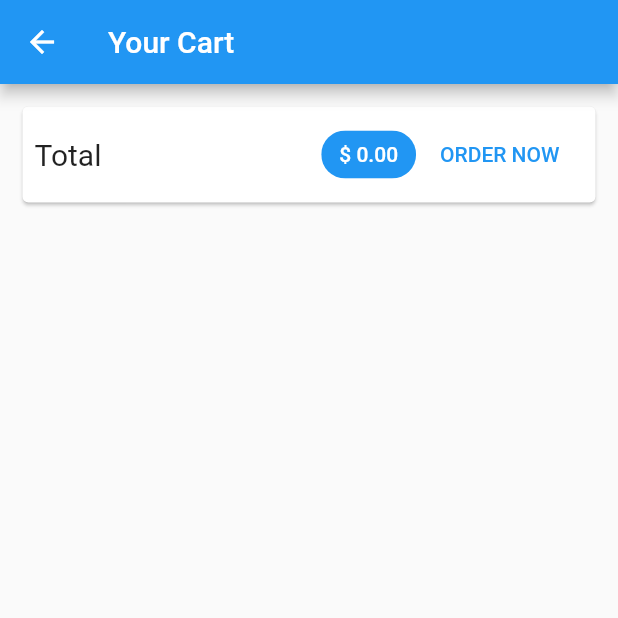
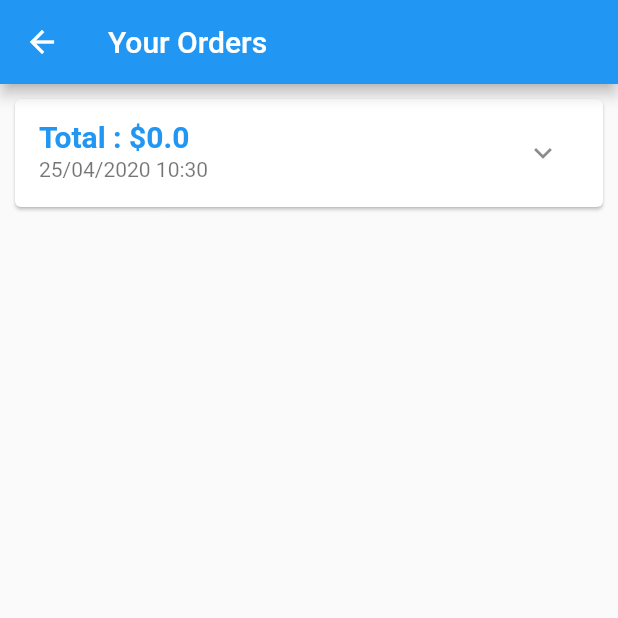
Before and after one commit to Aman208/Shopping-Cart-Flutter, a Flutter app: the CartScreen screen opened by its route, after a tap on "ORDER NOW", on a phone screen of 412 x 824 dp, the top half of it. Run offline on Flutter 3.47's test engine with Material 2 defaults, Android fonts, the phone set to English and light mode, and no system bars; network calls fail.

Commit message:
order screen working

```diff
--- a/lib/main.dart
+++ b/lib/main.dart
@@ -1,6 +1,8 @@
 import 'package:flutter/material.dart';
 import 'package:provider/provider.dart';
-import 'package:shopping_cart/screens/cart_screen.dart';
+import 'package:shopping_cart/screens/orders_screen.dart';
+import './providers/orders.dart';
+import './screens/cart_screen.dart';
 import './screens/product_detail_screen.dart';
 import './screens/products_overview_screen.dart';
 import './providers/products_provider.dart';
@@ -19,6 +21,9 @@ class MyApp extends StatelessWidget {
          ChangeNotifierProvider.value(
           value: Cart(),
         ),
+         ChangeNotifierProvider.value(
+          value: Orders(),
+        ),
 
 
       ],
@@ -30,6 +35,7 @@ class MyApp extends StatelessWidget {
           routes: {
             ProductDetailScreen.routeName: (ctx) => ProductDetailScreen(),
             CartScreen.routeName :(ctx) => CartScreen() ,
+            OrdersScreen.routeName : (ctx) => OrdersScreen() ,
           }),
     );
   }
--- a/lib/providers/cart.dart
+++ b/lib/providers/cart.dart
@@ -39,7 +39,7 @@ class Cart with ChangeNotifier {
   }
 
   void addToCart(String id, double price, String title) {
-    print(_items.length);
+
 
     if (_items.containsKey(id)) {
       _items.update(
@@ -61,4 +61,12 @@ class Cart with ChangeNotifier {
 
     notifyListeners();
   }
+
+   void clearCart(){
+     _items ={};
+
+     notifyListeners();
+
+   }
+
 }
--- /dev/null
+++ b/lib/providers/orders.dart
@@ -0,0 +1,40 @@
+import 'package:flutter/foundation.dart';
+import '../providers/cart.dart';
+
+class OrderItem {
+  final String id;
+  final double totalAmount;
+  final List<CartItem> orderedProducts;
+  final DateTime dateTime;
+
+  OrderItem({this.id, this.totalAmount, this.orderedProducts, this.dateTime});
+}
+
+class Orders with ChangeNotifier {
+  List<OrderItem> _items = [];
+
+  List<OrderItem> get items {
+    return [..._items];
+  }
+
+  void addOrders(double amount, List<CartItem> orderedProducts) {
+    print(_items.length);
+    _items.insert(
+        0,
+        OrderItem(
+            id: DateTime.now().toString(),
+            totalAmount: amount,
+            orderedProducts: orderedProducts,
+            dateTime: DateTime.now()));
+            notifyListeners();
+  }
+
+  int get itemsCount  {
+       return _items.length;
+  }
+
+
+
+
+
+}
--- a/lib/screens/cart_screen.dart
+++ b/lib/screens/cart_screen.dart
@@ -1,8 +1,10 @@
 import 'package:flutter/material.dart';
 import 'package:provider/provider.dart';
+import 'package:shopping_cart/providers/orders.dart';
 
 import '../providers/cart.dart' show Cart;
 import '../widgets/cart_item.dart';
+import '../screens/orders_screen.dart';
 
 class CartScreen extends StatelessWidget {
   static const routeName = '/cart';
@@ -10,6 +12,7 @@ class CartScreen extends StatelessWidget {
   @override
   Widget build(BuildContext context) {
     final cart = Provider.of<Cart>(context , listen: false);
+    final orders = Provider.of<Orders>(context);
     return Scaffold(
       appBar: AppBar(
         title: Text('Your Cart'),
@@ -40,7 +43,11 @@ class CartScreen extends StatelessWidget {
 
                   FlatButton(
                     child: Text('ORDER NOW'),
-                    onPressed: () {},
+                    onPressed: () {
+                      orders.addOrders(double.parse(cart.totalAmount), cart.items.values.toList(), );
+                      cart.clearCart();
+                      Navigator.of(context).pushNamed(OrdersScreen.routeName);
+                    },
                     textColor: Theme.of(context).primaryColor,
                   )
                 ],
--- /dev/null
+++ b/lib/screens/orders_screen.dart
@@ -0,0 +1,24 @@
+import 'package:flutter/material.dart';
+ import 'package:provider/provider.dart';
+
+ import '../providers/orders.dart' as owd;
+ import '../widgets/order_item.dart' ;
+
+
+class OrdersScreen extends StatelessWidget {
+
+   static final routeName = '/order-screen';
+  @override
+  Widget build(BuildContext context) {
+    final orderData = Provider.of<owd.Orders>(context);
+    return Scaffold(
+      appBar: AppBar(
+        title: Text('Your Orders'),
+      ),
+      body: ListView.builder(
+        itemCount: orderData.itemsCount ,
+        itemBuilder: (ctx, i) => OrderItem(orderData.items[i])
+      ),
+    );
+  }
+}
--- /dev/null
+++ b/lib/widgets/order_item.dart
@@ -0,0 +1,79 @@
+import 'dart:math';
+
+import 'package:flutter/material.dart';
+import 'package:intl/intl.dart';
+
+import '../providers/orders.dart' as ord;
+
+class OrderItem extends StatefulWidget {
+  final ord.OrderItem order;
+
+  OrderItem(this.order);
+
+  @override
+  _OrderItemState createState() => _OrderItemState();
+}
+
+class _OrderItemState extends State<OrderItem> {
+  var _expanded = false;
+
+  @override
+  Widget build(BuildContext context) {
+    return Card(
+      margin: EdgeInsets.all(10),
+      child: Column(
+        children: <Widget>[
+          ListTile(
+            title: Text(
+              'Total : \$${widget.order.totalAmount}',
+              style: TextStyle(color: Theme.of(context).primaryColor ,
+              fontSize: 20 , fontWeight: FontWeight.w700),
+            ),
+            subtitle: Text(
+              DateFormat('dd/MM/yyyy hh:mm').format(widget.order.dateTime),
+            ),
+            trailing: IconButton(
+              icon: Icon(_expanded ? Icons.expand_less : Icons.expand_more),
+              onPressed: () {
+                setState(() {
+                  _expanded = !_expanded;
+                });
+              },
+            ),
+          ),
+          if (_expanded)
+            Container(
+              padding: EdgeInsets.symmetric(horizontal: 15, vertical: 4),
+              height: min(widget.order.orderedProducts.length * 20.0 + 10, 100),
+              child: ListView(
+                children: widget.order.orderedProducts
+                    .map(
+                      (prod) => Row(
+                        mainAxisAlignment: MainAxisAlignment.spaceBetween,
+                        children: <Widget>[
+                          Text(
+                            prod.title,
+                            style: TextStyle(
+                              fontSize: 15,
+                              fontWeight: FontWeight.bold,
+                            ),
+                          ),
+                          Text(
+                            '${prod.quantity}x \$${prod.price}',
+                            style: TextStyle(
+                              fontSize: 15,
+
+                              color: Colors.grey,
+                            ),
+                          )
+                        ],
+                      ),
+                    )
+                    .toList(),
+              ),
+            )
+        ],
+      ),
+    );
+  }
+}
--- a/pubspec.yaml
+++ b/pubspec.yaml
@@ -20,6 +20,7 @@ dependencies:
   flutter:
     sdk: flutter
   provider: ^4.0.5
+  intl: ^0.16.1
   # The following adds the Cupertino Icons font to your application.
   # Use with the CupertinoIcons class for iOS style icons.
   cupertino_icons: ^0.1.2
```
Also changed, not shown: pubspec.lock.
